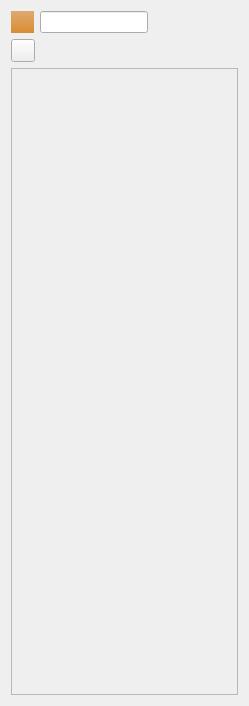
Above: Gems/OpenParticleSystem/Tools/OpenParticleSystemEditor/Window/EffectorInspector.ui from accesspointmg/org.o3de.repo.openparticlesystem before the change. Below: the same form after it.
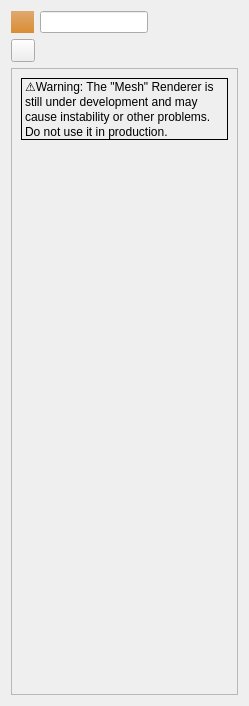
That is the form after the change.

What changed in the file:
```diff
--- a/Gems/OpenParticleSystem/Tools/OpenParticleSystemEditor/Window/EffectorInspector.ui
+++ b/Gems/OpenParticleSystem/Tools/OpenParticleSystemEditor/Window/EffectorInspector.ui
@@ -124,7 +124,7 @@
        <item row="0" column="0">
         <layout class="QVBoxLayout" name="verticalLayout"/>
        </item>
-       <item row="1" column="0">
+       <item row="2" column="0">
         <spacer name="verticalSpacer">
          <property name="orientation">
           <enum>Qt::Vertical</enum>
@@ -137,6 +137,19 @@
          </property>
         </spacer>
        </item>
+       <item row="1" column="0">
+        <widget class="QLabel" name="meshWarningLabel">
+         <property name="frameShape">
+          <enum>QFrame::Box</enum>
+         </property>
+         <property name="text">
+          <string>&lt;html&gt;&lt;head/&gt;&lt;body&gt;&lt;p&gt;⚠️Warning: The &amp;quot;Mesh&amp;quot; Renderer is still under development and may cause instability or other problems. Do not use it in production.&lt;/p&gt;&lt;/body&gt;&lt;/html&gt;</string>
+         </property>
+         <property name="wordWrap">
+          <bool>true</bool>
+         </property>
+        </widget>
+       </item>
       </layout>
      </widget>
     </widget>
```
